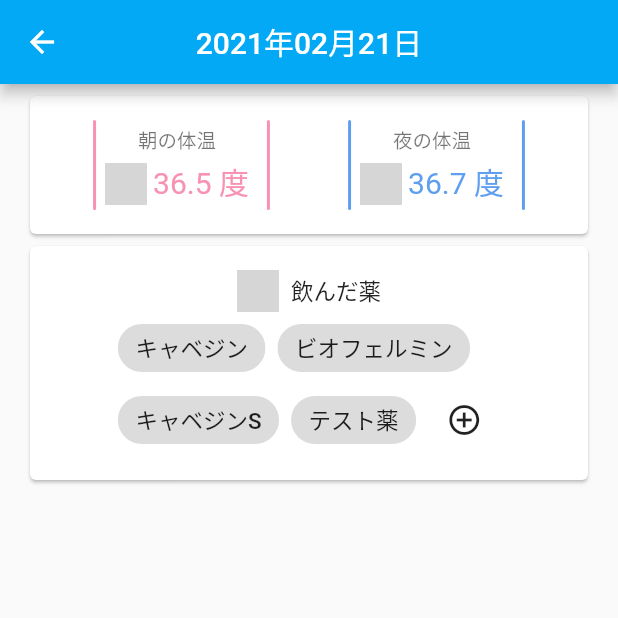
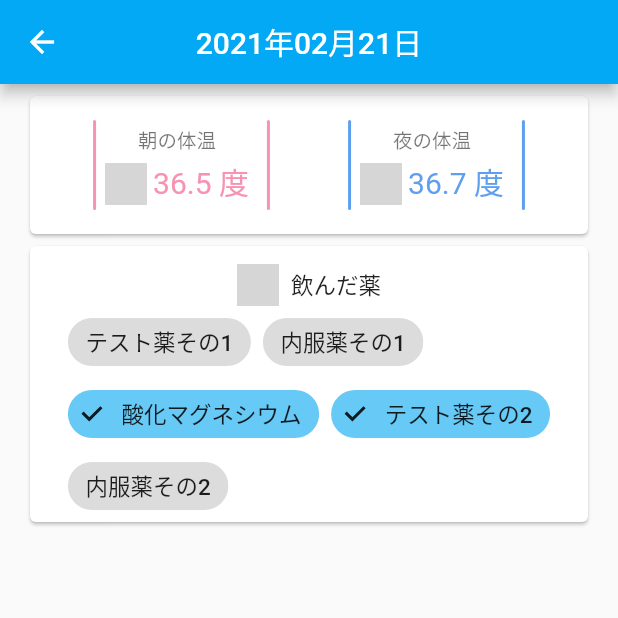
Before and after one commit to hotdrop/dyphic, a Flutter app: the screen it shows after launch, after a tap on "編集画面へ", on a phone screen of 412 x 824 dp, the top half of it. Run offline on Flutter 3.47's test engine with Material 2 defaults, Android fonts, the phone set to English and light mode, and no system bars; our stand-ins replace awesome_dialog, cached_network_image, image_picker, logger, package_info, progress_dialog and 3 more; accounts and stored records are empty; network calls fail; grey boxes are pictures that could not be loaded.

Commit message:
記録情報の飲んだ薬まで実装

```diff
--- a/lib/model/record.dart
+++ b/lib/model/record.dart
@@ -4,7 +4,6 @@
 
 class Record {
   Record({
-    // @required this.id,
     @required this.date,
     @required this.cycle,
     this.morningTemperature,
@@ -18,7 +17,6 @@
     this.memo,
   });
 
-  // final int id;
   final DateTime date;
   final int cycle;
   final double morningTemperature;
--- a/lib/repository/remote/record_api.dart
+++ b/lib/repository/remote/record_api.dart
@@ -19,14 +19,10 @@
 
   Future<Record> find(DateTime date) async {
     // TODO Firestoreから該当IDの記録情報を取得
-    final id = Record.makeRecordId(date);
     final getMedicines = [
-      Medicine(name: 'テスト薬', isOral: false, order: 4),
-      Medicine(name: 'ビオフェルミン', isOral: false, order: 2, memo: 'お腹が痛い時に飲む'),
-      Medicine(name: 'キャベジン', isOral: false, order: 1, memo: '胃腸薬です。'),
-      Medicine(name: 'キャベジンS', isOral: false, order: 3),
+      Medicine(name: 'テスト薬その2', isOral: false, order: 4),
+      Medicine(name: '酸化マグネシウム', isOral: false, order: 3),
     ];
-    getMedicines.sort((a, b) => a.order - b.order);
     return Record(
       date: DateTime(2021, 2, 20),
       cycle: 2,
--- a/lib/ui/calender/record/record_page.dart
+++ b/lib/ui/calender/record/record_page.dart
@@ -81,14 +81,16 @@
     final viewModel = Provider.of<RecordViewModel>(context);
     return Card(
       child: Padding(
-        padding: const EdgeInsets.all(16.0),
+        padding: const EdgeInsets.only(left: 4, right: 4, top: 12),
         child: Column(
           children: [
             _medicineViewTitle(),
             MedicineChips(
-              viewModel.record.medicines,
-              addOnTap: () {
-                // TODO 全部表示してChoiceChipsにする
+              medicines: viewModel.allMedicines,
+              selectedNames: viewModel.takenMedicineNames,
+              onChange: (selectedNamesSet) {
+                final list = selectedNamesSet.toList();
+                viewModel.changeSelectedMedicine(list);
               },
             ),
           ],
--- a/lib/ui/calender/record/record_view_model.dart
+++ b/lib/ui/calender/record/record_view_model.dart
@@ -1,23 +1,37 @@
 import 'package:dyphic/common/app_logger.dart';
+import 'package:dyphic/model/medicine.dart';
 import 'package:dyphic/model/record.dart';
+import 'package:dyphic/repository/medicine_repository.dart';
 import 'package:dyphic/repository/record_repository.dart';
 import 'package:dyphic/ui/notifier_view_model.dart';
 
 class RecordViewModel extends NotifierViewModel {
-  RecordViewModel._(this.date, this._repository);
+  RecordViewModel._(this.date, this._repository, this._medicineRepository);
 
-  factory RecordViewModel.create(DateTime date) {
-    return RecordViewModel._(date, RecordRepository.create());
+  factory RecordViewModel.create(DateTime date, {RecordRepository argRecordRepo, MedicineRepository argMedicineRepo}) {
+    final recordRepo = argRecordRepo ?? RecordRepository.create();
+    final medicineRepo = argMedicineRepo ?? MedicineRepository.create();
+    return RecordViewModel._(date, recordRepo, medicineRepo);
   }
 
   final DateTime date;
   final RecordRepository _repository;
+  final MedicineRepository _medicineRepository;
 
   Record _record;
   Record get record => _record;
+  List<Medicine> _allMedicines;
+  List<Medicine> get allMedicines => _allMedicines;
+  List<String> get takenMedicineNames => record.medicines.map((e) => e.name).toList();
 
   Future<void> init() async {
     _record = await _repository.find(date);
+    _allMedicines = await _medicineRepository.findAll();
     loadSuccess();
   }
+
+  void changeSelectedMedicine(List<String> selectedNamed) {
+    AppLogger.d('選択しているお薬は ${selectedNamed.length} 個です');
+    // TODO ここで入力情報として保持しておく
+  }
 }
--- a/lib/ui/widget/medicine_chips.dart
+++ b/lib/ui/widget/medicine_chips.dart
@@ -1,11 +1,44 @@
 import 'package:dyphic/model/medicine.dart';
 import 'package:flutter/material.dart';
 
-class MedicineChips extends StatelessWidget {
-  const MedicineChips(this._medicines, {@required this.addOnTap});
+class MedicineChips extends StatefulWidget {
+  const MedicineChips({
+    @required this.medicines,
+    @required this.selectedNames,
+    @required this.onChange,
+  });
 
-  final List<Medicine> _medicines;
-  final Function addOnTap;
+  final List<Medicine> medicines;
+  final List<String> selectedNames;
+  final void Function(Set<String>) onChange;
+
+  @override
+  _MedicineChipsState createState() => _MedicineChipsState();
+}
+
+class _MedicineChipsState extends State<MedicineChips> {
+  Set<String> _selectedNames;
+
+  @override
+  void initState() {
+    super.initState();
+    if (widget.selectedNames.isNotEmpty) {
+      _selectedNames = widget.selectedNames.toSet();
+    } else {
+      _selectedNames = <String>{};
+    }
+  }
+
+  void updateState(bool isSelect, String name) {
+    setState(() {
+      if (isSelect) {
+        _selectedNames.add(name);
+      } else {
+        _selectedNames.remove(name);
+      }
+      widget.onChange(_selectedNames);
+    });
+  }
 
   @override
   Widget build(BuildContext context) {
@@ -13,31 +46,19 @@
       alignment: WrapAlignment.start,
       direction: Axis.horizontal,
       spacing: 8.0,
-      children: _chips(),
+      children: _makeChips(),
     );
   }
 
-  List<Widget> _chips() {
-    List<Widget> widgets = [];
-    if (_medicines.isNotEmpty) {
-      widgets.addAll(_medicines.map((e) => _makeActionChip(e)));
-    }
-    widgets.add(
-      IconButton(
-        icon: Icon(Icons.add_circle_outline),
-        onPressed: () => addOnTap(),
-      ),
-    );
-    return widgets;
-  }
-
-  Widget _makeActionChip(Medicine medicine) {
-    return ActionChip(
-      label: Text(medicine.name),
-      tooltip: medicine.memo,
-      onPressed: () {
-        // TODO 飲んだ薬から削除する
-      },
-    );
+  List<Widget> _makeChips() {
+    return widget.medicines.map((e) => e.name).map((name) {
+      return FilterChip(
+        key: ValueKey<String>(name),
+        label: Text(name),
+        selected: _selectedNames.contains(name) ? true : false,
+        onSelected: (isSelect) => updateState(isSelect, name),
+        selectedColor: Theme.of(context).accentColor.withOpacity(0.6),
+      );
+    }).toList();
   }
 }
```
